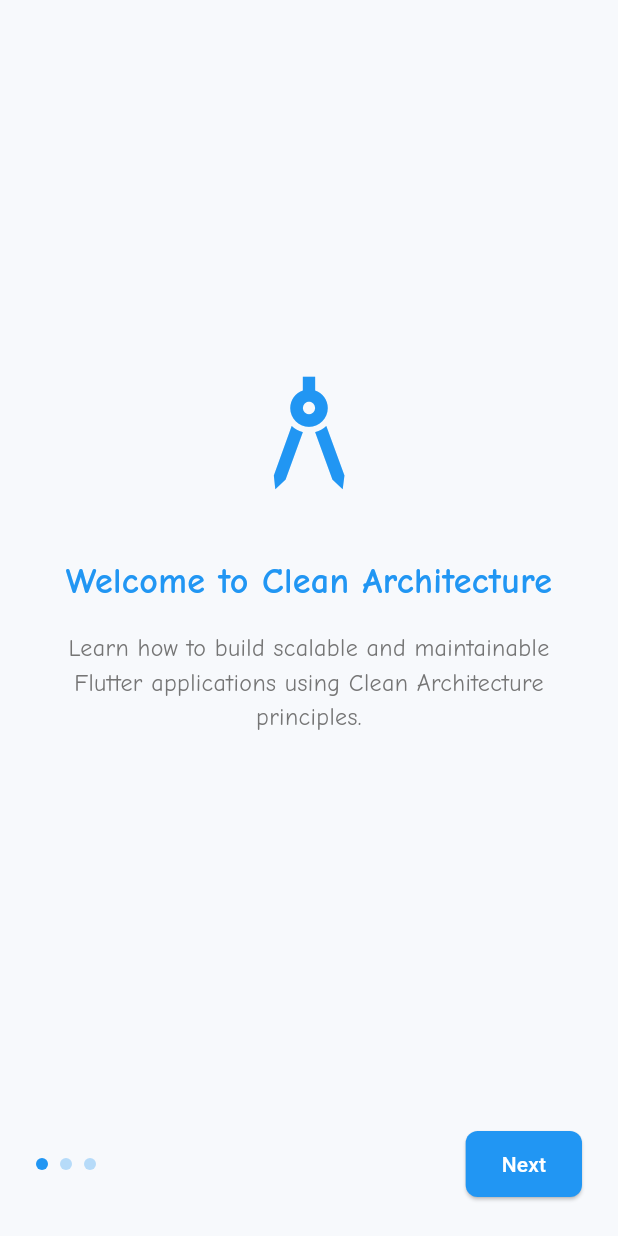
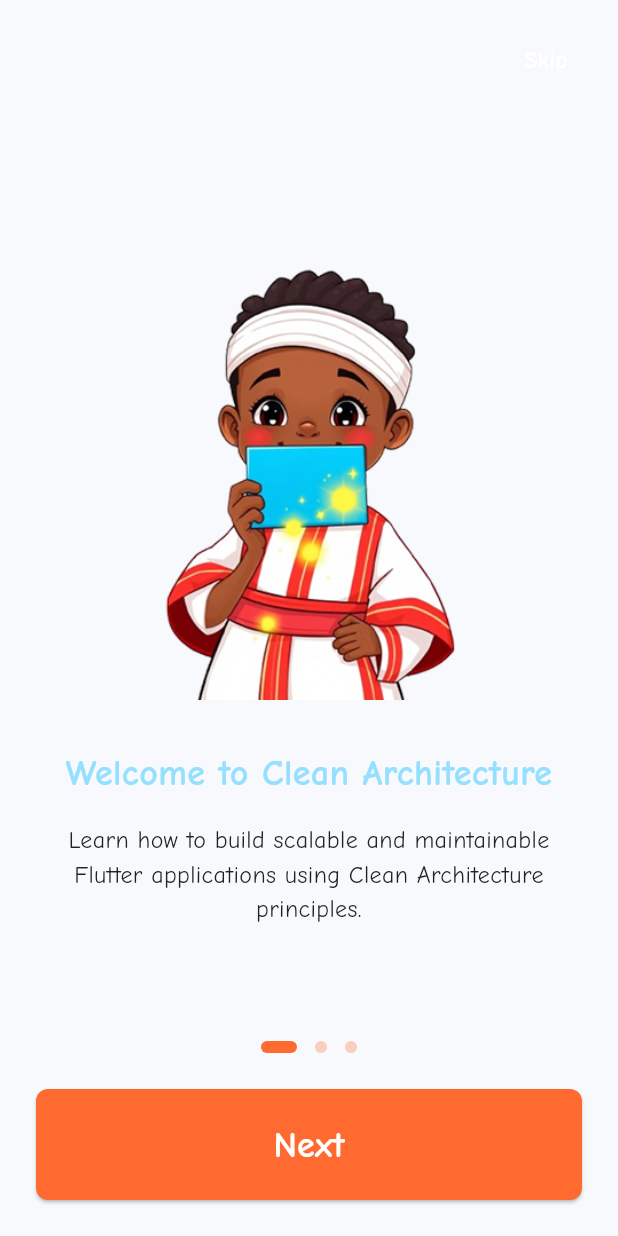
Before and after one commit to nati-d/solika, a Flutter app: the screen it shows after launch, on a phone screen of 412 x 824 dp. Run offline on Flutter 3.47's test engine with Material 3 defaults, Android fonts, the phone set to English and light mode, and no system bars; our stand-ins replace dartz, equatable, flutter_bloc, shared_preferences.

Commit message:
Add avatar images and update onboarding content with new image paths. Refactor AppTheme colors for improved styling consistency.

```diff
--- a/lib/core/theme/app_theme.dart
+++ b/lib/core/theme/app_theme.dart
@@ -6,7 +6,7 @@ class AppTheme {
 
 // Colors
 static const Color primaryColor = Color(0xFF95DFFF); // Light cyan-blue
-static const Color secondaryColor = Color(0xFF40C4FF); // Deeper sky blue
+static const Color secondaryColor = Color(0xFFFF6A31); // Orange
 static const Color accentColor = Color(0xFF26A69A); // Teal for highlights
 static const Color backgroundColor = Color(0xFFF7F9FC); // Off-white
 static const Color surfaceColor = Color(0xFFEFF3F6); // Soft gray-blue
@@ -59,7 +59,7 @@ static const Color textSecondaryColor = Color(0xFF757575); // Medium gray
 
   // Button Styles
   static final ButtonStyle primaryButtonStyle = ElevatedButton.styleFrom(
-    backgroundColor: primaryColor,
+    backgroundColor: secondaryColor,
     foregroundColor: Colors.white,
     padding: const EdgeInsets.symmetric(horizontal: 24, vertical: 12),
     shape: RoundedRectangleBorder(
@@ -68,12 +68,12 @@ static const Color textSecondaryColor = Color(0xFF757575); // Medium gray
   );
 
   static final ButtonStyle secondaryButtonStyle = OutlinedButton.styleFrom(
-    foregroundColor: primaryColor,
+    foregroundColor: secondaryColor,
     padding: const EdgeInsets.symmetric(horizontal: 24, vertical: 12),
     shape: RoundedRectangleBorder(
       borderRadius: BorderRadius.circular(8),
     ),
-    side: const BorderSide(color: primaryColor),
+    side: const BorderSide(color: secondaryColor),
   );
 
   // Input Decoration
@@ -98,7 +98,7 @@ static const Color textSecondaryColor = Color(0xFF757575); // Medium gray
       ),
       focusedBorder: OutlineInputBorder(
         borderRadius: BorderRadius.circular(8),
-        borderSide: const BorderSide(color: primaryColor),
+        borderSide: const BorderSide(color: secondaryColor),
       ),
       errorBorder: OutlineInputBorder(
         borderRadius: BorderRadius.circular(8),
--- a/lib/features/onboarding/presentation/pages/onboarding_content.dart
+++ b/lib/features/onboarding/presentation/pages/onboarding_content.dart
@@ -1,32 +1,33 @@
 import 'package:flutter/material.dart';
+import '../../../../core/theme/app_theme.dart';
 
 class OnboardingContent {
   final String title;
   final String description;
-  final IconData icon;
+  final String imagePath;
 
-  const OnboardingContent({
+  OnboardingContent({
     required this.title,
     required this.description,
-    required this.icon,
+    required this.imagePath,
   });
 }
 
 final List<OnboardingContent> onboardingContents = [
-  const OnboardingContent(
+  OnboardingContent(
     title: 'Welcome to Clean Architecture',
     description: 'Learn how to build scalable and maintainable Flutter applications using Clean Architecture principles.',
-    icon: Icons.architecture,
+    imagePath: 'assets/images/girl-avatar.png',
   ),
-  const OnboardingContent(
+  OnboardingContent(
     title: 'Separation of Concerns',
     description: 'Keep your code organized with clear separation between domain, data, and presentation layers.',
-    icon: Icons.layers,
+    imagePath: 'assets/images/mom-daughter-avatar.png',
   ),
-  const OnboardingContent(
+  OnboardingContent(
     title: 'Ready to Start',
     description: 'Begin your journey with Clean Architecture and build better Flutter applications.',
-    icon: Icons.rocket_launch,
+    imagePath: 'assets/images/mom-avatar.png',
   ),
 ];
 
@@ -40,32 +41,35 @@ class OnboardingContentWidget extends StatelessWidget {
 
   @override
   Widget build(BuildContext context) {
+    final screenHeight = MediaQuery.of(context).size.height;
+    final screenWidth = MediaQuery.of(context).size.width;
+    final isSmallScreen = screenHeight < 600;
+
     return Padding(
-      padding: const EdgeInsets.all(40.0),
+      padding: EdgeInsets.all(isSmallScreen ? 24.0 : 40.0),
       child: Column(
         mainAxisAlignment: MainAxisAlignment.center,
         children: [
-          Icon(
-            content.icon,
-            size: 100,
-            color: Colors.blue,
+          Image.asset(
+            content.imagePath,
+            height: isSmallScreen ? screenHeight * 0.3 : 300,
+            fit: BoxFit.contain,
           ),
-          const SizedBox(height: 32),
+          SizedBox(height: isSmallScreen ? 24 : 32),
           Text(
             content.title,
-            style: const TextStyle(
-              fontSize: 24,
-              fontWeight: FontWeight.bold,
-              color: Colors.blue,
+            style: AppTheme.heading2.copyWith(
+              color: AppTheme.primaryColor,
+              fontSize: isSmallScreen ? 20 : 24,
             ),
             textAlign: TextAlign.center,
           ),
-          const SizedBox(height: 16),
+          SizedBox(height: isSmallScreen ? 12 : 16),
           Text(
             content.description,
-            style: TextStyle(
-              fontSize: 16,
-              color: Colors.grey.shade600,
+            style: AppTheme.bodyLarge.copyWith(
+              color: AppTheme.textPrimaryColor,
+              fontSize: isSmallScreen ? 14 : 16,
             ),
             textAlign: TextAlign.center,
           ),
--- a/lib/features/onboarding/presentation/pages/onboarding_page.dart
+++ b/lib/features/onboarding/presentation/pages/onboarding_page.dart
@@ -2,6 +2,7 @@ import 'package:flutter/material.dart';
 import 'package:shared_preferences/shared_preferences.dart';
 import 'onboarding_content.dart';
 import '../../../../core/routes/app_router.dart';
+import '../../../../core/theme/app_theme.dart';
 
 class OnboardingPage extends StatefulWidget {
   const OnboardingPage({super.key});
@@ -36,42 +37,81 @@ class _OnboardingPageState extends State<OnboardingPage> {
 
   @override
   Widget build(BuildContext context) {
+    final screenHeight = MediaQuery.of(context).size.height;
+    final screenWidth = MediaQuery.of(context).size.width;
+    final isSmallScreen = screenHeight < 600;
+
     return Scaffold(
+      backgroundColor: AppTheme.backgroundColor,
       body: SafeArea(
         child: Column(
           children: [
+            Padding(
+              padding: const EdgeInsets.all(16.0),
+              child: Align(
+                alignment: Alignment.centerRight,
+                child: TextButton(
+                  onPressed: _completeOnboarding,
+                  style: TextButton.styleFrom(
+                    foregroundColor: Colors.white,
+                    padding: const EdgeInsets.symmetric(horizontal: 16, vertical: 8),
+                  ),
+                  child: Text(
+                    'Skip',
+                    style: AppTheme.bodyLarge.copyWith(
+                      color: Colors.white,
+                      fontWeight: FontWeight.bold,
+                    ),
+                  ),
+                ),
+              ),
+            ),
             Expanded(
               child: PageView.builder(
                 controller: _pageController,
                 onPageChanged: _onPageChanged,
                 itemCount: onboardingContents.length,
-                itemBuilder: (context, index) => OnboardingContentWidget(
+                itemBuilder: (context, index) => SingleChildScrollView(
+                  child: ConstrainedBox(
+                    constraints: BoxConstraints(
+                      minHeight: screenHeight - 200, // Account for top and bottom sections
+                    ),
+                    child: OnboardingContentWidget(
                       content: onboardingContents[index],
                     ),
                   ),
                 ),
+              ),
+            ),
             Padding(
-              padding: const EdgeInsets.all(24.0),
-              child: Row(
-                mainAxisAlignment: MainAxisAlignment.spaceBetween,
+              padding: EdgeInsets.symmetric(
+                horizontal: 24.0,
+                vertical: isSmallScreen ? 16.0 : 24.0,
+              ),
+              child: Column(
+                mainAxisSize: MainAxisSize.min,
                 children: [
                   Row(
+                    mainAxisAlignment: MainAxisAlignment.center,
                     children: List.generate(
                       onboardingContents.length,
                       (index) => Container(
-                        margin: const EdgeInsets.only(right: 8),
+                        margin: const EdgeInsets.symmetric(horizontal: 6),
                         height: 8,
-                        width: 8,
+                        width: _currentPage == index ? 24 : 8,
                         decoration: BoxDecoration(
-                          shape: BoxShape.circle,
+                          borderRadius: BorderRadius.circular(4),
                           color: _currentPage == index
-                              ? Colors.blue
-                              : Colors.blue.withOpacity(0.3),
+                              ? AppTheme.secondaryColor
+                              : AppTheme.secondaryColor.withOpacity(0.3),
                         ),
                       ),
                     ),
                   ),
-                  ElevatedButton(
+                  SizedBox(height: isSmallScreen ? 16 : 24),
+                  SizedBox(
+                    width: double.infinity,
+                    child: ElevatedButton(
                       onPressed: _currentPage == onboardingContents.length - 1
                           ? _completeOnboarding
                           : () {
@@ -80,18 +120,23 @@ class _OnboardingPageState extends State<OnboardingPage> {
                                 curve: Curves.easeInOut,
                               );
                             },
-                    style: ElevatedButton.styleFrom(
-                      backgroundColor: Colors.blue,
-                      foregroundColor: Colors.white,
-                      padding: const EdgeInsets.symmetric(
-                        horizontal: 24,
-                        vertical: 12,
+                      style: AppTheme.primaryButtonStyle.copyWith(
+                        padding: MaterialStateProperty.all(
+                          EdgeInsets.symmetric(
+                            vertical: isSmallScreen ? 16 : 20,
+                          ),
                         ),
                       ),
                       child: Text(
                         _currentPage == onboardingContents.length - 1
                             ? 'Get Started'
                             : 'Next',
+                        style: AppTheme.heading2.copyWith(
+                          color: Colors.white,
+                          fontWeight: FontWeight.bold,
+                          fontSize: isSmallScreen ? 20 : 24,
+                        ),
+                      ),
                     ),
                   ),
                 ],
```
Also changed, not shown: pubspec.yaml (+7 -0 lines), assets/images/boy-avatar.png (added), assets/images/girl-avatar.png (added), assets/images/mom-avatar.png (added), assets/images/mom-daughter-avatar.png (added). Lines whose indentation alone changed are shown as unchanged.
